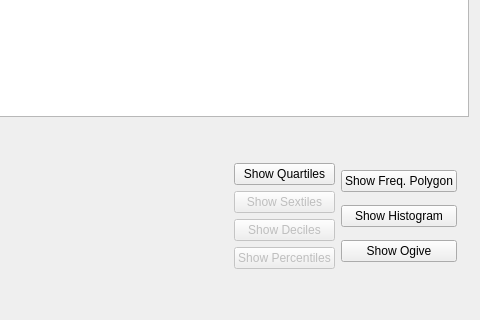
This is ui/classintervalfreqt.ui in h-nick/SHelper as Qt 5 draws it before an edit; both pictures show x 395 to 875 and y 185 to 505 of the 875 by 505 pixel window. The edited form follows.
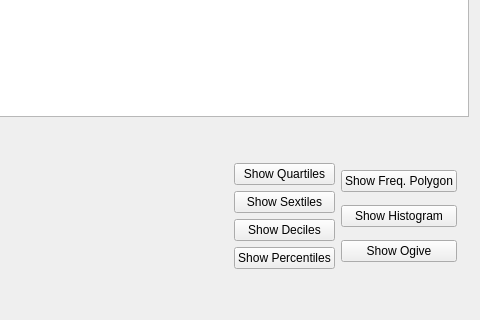
This is the edited form.

Commit message:
Moved constant position calculation to its own function.
There's an out-of-bounds error when calculating other position trends
than quartiles. I'll check it later. Added a //FIXME for it.

```diff
--- a/ui/classintervalfreqt.ui
+++ b/ui/classintervalfreqt.ui
@@ -171,7 +171,7 @@
      <item>
       <widget class="QPushButton" name="buttonSextiles">
        <property name="enabled">
-        <bool>false</bool>
+        <bool>true</bool>
        </property>
        <property name="text">
         <string>Show Sextiles</string>
@@ -181,7 +181,7 @@
      <item>
       <widget class="QPushButton" name="buttonDeciles">
        <property name="enabled">
-        <bool>false</bool>
+        <bool>true</bool>
        </property>
        <property name="text">
         <string>Show Deciles</string>
@@ -191,7 +191,7 @@
      <item>
       <widget class="QPushButton" name="buttonPercentiles">
        <property name="enabled">
-        <bool>false</bool>
+        <bool>true</bool>
        </property>
        <property name="text">
         <string>Show Percentiles</string>
```
The commit also changes 2 other files.
